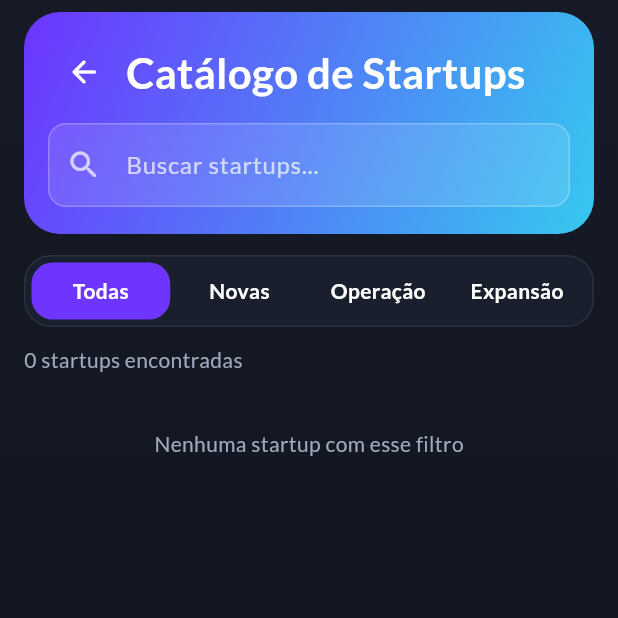
After one commit to NathaliaAlecio22/ES-PI3-2026-T2-G05, a Flutter app: the StartupCatalogPage screen opened directly, on a phone screen of 412 x 824 dp, the top half of it. The commit adds this screen. Run offline on Flutter 3.47's test engine with Material 3 defaults, Android fonts, the phone set to English and light mode, and no system bars; our stand-ins replace cloud_firestore, firebase_auth, firebase_core, google_fonts; accounts and stored records are empty.

Commit message:
feat(startups): adiciona catálogo e detalhe de startups

```diff
--- /dev/null
+++ b/lib/pages/startup_catalog_page.dart
@@ -0,0 +1,364 @@
+import 'package:cloud_firestore/cloud_firestore.dart';
+import 'package:flutter/material.dart';
+import 'package:google_fonts/google_fonts.dart';
+import 'package:invest_up/pages/startup_detail_page.dart';
+import 'package:invest_up/theme/app_theme.dart';
+
+class StartupCatalogPage extends StatefulWidget {
+  const StartupCatalogPage({super.key});
+
+  @override
+  State<StartupCatalogPage> createState() => _StartupCatalogPageState();
+}
+
+class _StartupCatalogPageState extends State<StartupCatalogPage> {
+  String _filtro = 'Todas';
+  String _busca = '';
+
+  bool _matchesFiltro(String estagio) {
+    if (_filtro == 'Todas') {
+      return true;
+    }
+
+    final normalized = estagio.toLowerCase();
+    if (_filtro == 'Novas') {
+      return normalized.contains('nova');
+    }
+    if (_filtro == 'Operacao') {
+      return normalized.contains('opera');
+    }
+    if (_filtro == 'Expansao') {
+      return normalized.contains('expans');
+    }
+
+    return true;
+  }
+
+  @override
+  Widget build(BuildContext context) {
+    return Scaffold(
+      backgroundColor: AppTheme.background,
+      body: Container(
+        decoration: const BoxDecoration(
+          gradient: LinearGradient(
+            begin: Alignment.topCenter,
+            end: Alignment.bottomCenter,
+            colors: [AppTheme.backgroundAlt, AppTheme.background],
+          ),
+        ),
+        child: SafeArea(
+          child: StreamBuilder<QuerySnapshot>(
+            stream: FirebaseFirestore.instance
+                .collection('startups')
+                .snapshots(),
+            builder: (context, snapshot) {
+              final docs = snapshot.data?.docs ?? [];
+
+              final filtradas = docs.where((doc) {
+                final data = doc.data() as Map<String, dynamic>;
+                final nome = (data['nome_startup'] ?? '').toString();
+                final setor = (data['setor'] ?? '').toString();
+                final estagio = (data['estagio'] ?? '').toString();
+
+                final query = _busca.trim().toLowerCase();
+                final matchesBusca =
+                    query.isEmpty ||
+                    nome.toLowerCase().contains(query) ||
+                    setor.toLowerCase().contains(query);
+
+                return _matchesFiltro(estagio) && matchesBusca;
+              }).toList();
+
+              return ListView(
+                padding: const EdgeInsets.fromLTRB(16, 8, 16, 16),
+                children: [
+                  _header(),
+                  const SizedBox(height: 14),
+                  _filtros(),
+                  const SizedBox(height: 12),
+                  Text(
+                    '${filtradas.length} startups encontradas',
+                    style: GoogleFonts.lato(color: AppTheme.textSecondary),
+                  ),
+                  const SizedBox(height: 12),
+                  if (snapshot.connectionState == ConnectionState.waiting)
+                    const Padding(
+                      padding: EdgeInsets.symmetric(vertical: 24),
+                      child: Center(child: CircularProgressIndicator()),
+                    )
+                  else if (snapshot.hasError)
+                    Padding(
+                      padding: const EdgeInsets.symmetric(vertical: 24),
+                      child: Center(
+                        child: Text(
+                          'Erro ao carregar catálogo',
+                          style: GoogleFonts.lato(color: AppTheme.danger),
+                        ),
+                      ),
+                    )
+                  else if (filtradas.isEmpty)
+                    Padding(
+                      padding: const EdgeInsets.symmetric(vertical: 24),
+                      child: Center(
+                        child: Text(
+                          'Nenhuma startup com esse filtro',
+                          style: GoogleFonts.lato(
+                            color: AppTheme.textSecondary,
+                          ),
+                        ),
+                      ),
+                    )
+                  else
+                    ...filtradas.map((doc) {
+                      final data = doc.data() as Map<String, dynamic>;
+                      final nome = (data['nome_startup'] ?? 'Startup')
+                          .toString();
+                      final setor = (data['setor'] ?? 'Setor não informado')
+                          .toString();
+                      final descricao = (data['descricao'] ?? '').toString();
+                      final estagio = (data['estagio'] ?? 'Sem estágio')
+                          .toString();
+                      final preco = ((data['preco_token'] ?? 0) as num)
+                          .toDouble();
+
+                      return _startupCard(
+                        id: doc.id,
+                        nome: nome,
+                        setor: setor,
+                        descricao: descricao,
+                        estagio: estagio,
+                        preco: preco,
+                      );
+                    }),
+                ],
+              );
+            },
+          ),
+        ),
+      ),
+    );
+  }
+
+  Widget _header() {
+    return Container(
+      decoration: BoxDecoration(
+        borderRadius: BorderRadius.circular(24),
+        gradient: const LinearGradient(
+          begin: Alignment.topLeft,
+          end: Alignment.bottomRight,
+          colors: [AppTheme.accent, Color(0xFF36C8EF)],
+        ),
+      ),
+      padding: const EdgeInsets.fromLTRB(16, 16, 16, 18),
+      child: Column(
+        crossAxisAlignment: CrossAxisAlignment.start,
+        children: [
+          Row(
+            children: [
+              IconButton(
+                onPressed: () => Navigator.of(context).pop(),
+                icon: const Icon(Icons.arrow_back_rounded, color: Colors.white),
+              ),
+              const SizedBox(width: 4),
+              Text(
+                'Catálogo de Startups',
+                style: GoogleFonts.lato(
+                  color: Colors.white,
+                  fontWeight: FontWeight.w700,
+                  fontSize: 28,
+                ),
+              ),
+            ],
+          ),
+          const SizedBox(height: 10),
+          TextField(
+            onChanged: (value) {
+              setState(() {
+                _busca = value;
+              });
+            },
+            style: GoogleFonts.lato(color: Colors.white),
+            decoration: InputDecoration(
+              hintText: 'Buscar startups...',
+              hintStyle: GoogleFonts.lato(color: Colors.white70),
+              prefixIcon: const Icon(
+                Icons.search_rounded,
+                color: Colors.white70,
+              ),
+              filled: true,
+              fillColor: Colors.white.withAlpha(28),
+              border: OutlineInputBorder(
+                borderRadius: BorderRadius.circular(12),
+                borderSide: const BorderSide(color: Colors.white24),
+              ),
+              enabledBorder: OutlineInputBorder(
+                borderRadius: BorderRadius.circular(12),
+                borderSide: const BorderSide(color: Colors.white24),
+              ),
+              focusedBorder: OutlineInputBorder(
+                borderRadius: BorderRadius.circular(12),
+                borderSide: const BorderSide(color: Colors.white),
+              ),
+            ),
+          ),
+        ],
+      ),
+    );
+  }
+
+  Widget _filtros() {
+    final filtros = ['Todas', 'Novas', 'Operacao', 'Expansao'];
+
+    return Container(
+      padding: const EdgeInsets.all(4),
+      decoration: BoxDecoration(
+        color: AppTheme.surface,
+        borderRadius: BorderRadius.circular(18),
+        border: Border.all(color: Colors.white.withAlpha(20)),
+      ),
+      child: Row(
+        children: filtros.map((label) {
+          final selected = _filtro == label;
+
+          return Expanded(
+            child: InkWell(
+              borderRadius: BorderRadius.circular(14),
+              onTap: () {
+                setState(() {
+                  _filtro = label;
+                });
+              },
+              child: Container(
+                padding: const EdgeInsets.symmetric(vertical: 9),
+                decoration: BoxDecoration(
+                  color: selected ? AppTheme.accent : Colors.transparent,
+                  borderRadius: BorderRadius.circular(14),
+                ),
+                child: Text(
+                  label == 'Operacao'
+                      ? 'Operação'
+                      : label == 'Expansao'
+                      ? 'Expansão'
+                      : label,
+                  textAlign: TextAlign.center,
+                  style: GoogleFonts.lato(
+                    color: Colors.white,
+                    fontWeight: FontWeight.w700,
+                  ),
+                ),
+              ),
+            ),
+          );
+        }).toList(),
+      ),
+    );
+  }
+
+  Widget _startupCard({
+    required String id,
+    required String nome,
+    required String setor,
+    required String descricao,
+    required String estagio,
+    required double preco,
+  }) {
+    final isPositive = estagio.toLowerCase().contains('expans');
+
+    return Card(
+      margin: const EdgeInsets.only(bottom: 10),
+      child: InkWell(
+        borderRadius: BorderRadius.circular(16),
+        onTap: () {
+          Navigator.of(context).push(
+            MaterialPageRoute(builder: (_) => StartupDetailPage(startupId: id)),
+          );
+        },
+        child: Padding(
+          padding: const EdgeInsets.symmetric(horizontal: 12, vertical: 12),
+          child: Row(
+            crossAxisAlignment: CrossAxisAlignment.start,
+            children: [
+              Container(
+                width: 56,
+                height: 56,
+                decoration: BoxDecoration(
+                  color: Colors.white10,
+                  borderRadius: BorderRadius.circular(12),
+                ),
+                child: const Icon(
+                  Icons.business_rounded,
+                  color: Colors.white70,
+                ),
+              ),
+              const SizedBox(width: 12),
+              Expanded(
+                child: Column(
+                  crossAxisAlignment: CrossAxisAlignment.start,
+                  children: [
+                    Row(
+                      children: [
+                        Expanded(
+                          child: Text(
+                            nome,
+                            style: GoogleFonts.lato(
+                              fontSize: 23,
+                              color: Colors.white,
+                              fontWeight: FontWeight.w700,
+                            ),
+                          ),
+                        ),
+                        Container(
+                          padding: const EdgeInsets.symmetric(
+                            horizontal: 10,
+                            vertical: 4,
+                          ),
+                          decoration: BoxDecoration(
+                            color:
+                                (isPositive
+                                        ? AppTheme.success
+                                        : AppTheme.accent)
+                                    .withAlpha(40),
+                            borderRadius: BorderRadius.circular(999),
+                          ),
+                          child: Text(
+                            estagio,
+                            style: GoogleFonts.lato(
+                              color: isPositive
+                                  ? AppTheme.success
+                                  : AppTheme.accent,
+                              fontWeight: FontWeight.w700,
+                              fontSize: 12,
+                            ),
+                          ),
+                        ),
+                      ],
+                    ),
+                    Text(
+                      setor,
+                      style: GoogleFonts.lato(color: AppTheme.textSecondary),
+                    ),
+                    const SizedBox(height: 4),
+                    Text(
+                      descricao,
+                      maxLines: 2,
+                      overflow: TextOverflow.ellipsis,
+                      style: GoogleFonts.lato(color: AppTheme.textSecondary),
+                    ),
+                    const SizedBox(height: 8),
+                    Text(
+                      'Preço do token: R\$ ${preco.toStringAsFixed(2)}',
+                      style: GoogleFonts.lato(
+                        color: Colors.white,
+                        fontWeight: FontWeight.w700,
+                      ),
+                    ),
+                  ],
+                ),
+              ),
+            ],
+          ),
+        ),
+      ),
+    );
+  }
+}
```
Also changed, not shown: lib/pages/home_page.dart (+29 -3 lines), lib/pages/startup_detail_page.dart (added, +351 -0 lines).
